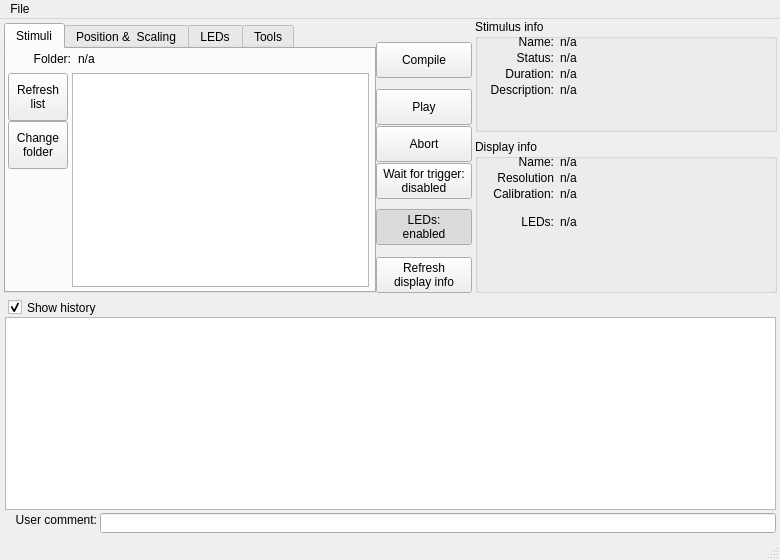
The window that QDSpy_GUI_main.ui (eulerlab/QDSpy) describes before a commit, drawn with Qt 5.
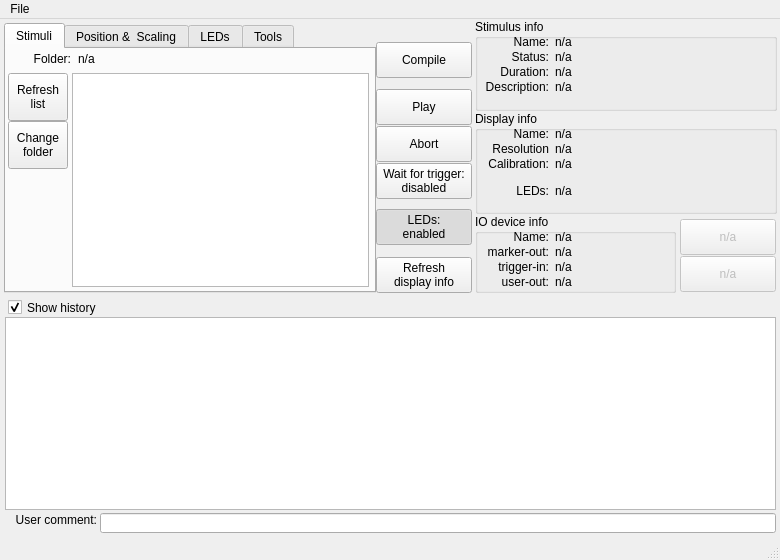
The same window after the commit. Icons and pictures are not drawn.

```diff
--- a/QDSpy_GUI_main.ui
+++ b/QDSpy_GUI_main.ui
@@ -1693,9 +1693,9 @@
     <property name="geometry">
      <rect>
       <x>475</x>
-      <y>120</y>
+      <y>92</y>
       <width>302</width>
-      <height>154</height>
+      <height>103</height>
      </rect>
     </property>
     <property name="title">
@@ -1704,9 +1704,9 @@
     <widget class="QLabel" name="lblDisplDevInfo">
      <property name="geometry">
       <rect>
-       <x>85</x>
-       <y>48</y>
-       <width>209</width>
+       <x>80</x>
+       <y>46</y>
+       <width>217</width>
        <height>33</height>
       </rect>
      </property>
@@ -1738,7 +1738,7 @@
     <widget class="QLabel" name="label_DDev1">
      <property name="geometry">
       <rect>
-       <x>10</x>
+       <x>5</x>
        <y>16</y>
        <width>69</width>
        <height>16</height>
@@ -1757,9 +1757,9 @@
     <widget class="QLabel" name="lblDisplDevRes">
      <property name="geometry">
       <rect>
-       <x>85</x>
-       <y>32</y>
-       <width>209</width>
+       <x>80</x>
+       <y>31</y>
+       <width>217</width>
        <height>16</height>
       </rect>
      </property>
@@ -1782,8 +1782,8 @@
     <widget class="QLabel" name="label_DDev2">
      <property name="geometry">
       <rect>
-       <x>10</x>
-       <y>32</y>
+       <x>5</x>
+       <y>31</y>
        <width>69</width>
        <height>16</height>
       </rect>
@@ -1801,8 +1801,8 @@
     <widget class="QLabel" name="label_DDev3">
      <property name="geometry">
       <rect>
-       <x>10</x>
-       <y>48</y>
+       <x>5</x>
+       <y>46</y>
        <width>69</width>
        <height>16</height>
       </rect>
@@ -1820,9 +1820,9 @@
     <widget class="QLabel" name="lblDisplDevName">
      <property name="geometry">
       <rect>
-       <x>85</x>
+       <x>80</x>
        <y>16</y>
-       <width>209</width>
+       <width>217</width>
        <height>16</height>
       </rect>
      </property>
@@ -1845,8 +1845,8 @@
     <widget class="QLabel" name="label_DDev4">
      <property name="geometry">
       <rect>
-       <x>10</x>
-       <y>76</y>
+       <x>5</x>
+       <y>73</y>
        <width>69</width>
        <height>16</height>
       </rect>
@@ -1864,10 +1864,10 @@
     <widget class="QLabel" name="lblDisplDevLEDs">
      <property name="geometry">
       <rect>
-       <x>85</x>
-       <y>76</y>
-       <width>209</width>
-       <height>33</height>
+       <x>80</x>
+       <y>73</y>
+       <width>217</width>
+       <height>28</height>
       </rect>
      </property>
      <property name="autoFillBackground">
@@ -1896,7 +1896,7 @@
       <x>475</x>
       <y>0</y>
       <width>302</width>
-      <height>113</height>
+      <height>92</height>
      </rect>
     </property>
     <property name="title">
@@ -1905,9 +1905,9 @@
     <widget class="QLabel" name="lblSelStimName">
      <property name="geometry">
       <rect>
-       <x>85</x>
+       <x>80</x>
        <y>16</y>
-       <width>209</width>
+       <width>217</width>
        <height>16</height>
       </rect>
      </property>
@@ -1930,10 +1930,10 @@
     <widget class="QLabel" name="lblSelStimInfo">
      <property name="geometry">
       <rect>
-       <x>85</x>
-       <y>64</y>
-       <width>209</width>
-       <height>41</height>
+       <x>80</x>
+       <y>61</y>
+       <width>217</width>
+       <height>28</height>
       </rect>
      </property>
      <property name="baseSize">
@@ -1961,7 +1961,7 @@
     <widget class="QLabel" name="label_StInfo1">
      <property name="geometry">
       <rect>
-       <x>10</x>
+       <x>5</x>
        <y>16</y>
        <width>69</width>
        <height>16</height>
@@ -1980,8 +1980,8 @@
     <widget class="QLabel" name="label_StInfo3">
      <property name="geometry">
       <rect>
-       <x>10</x>
-       <y>64</y>
+       <x>5</x>
+       <y>61</y>
        <width>69</width>
        <height>16</height>
       </rect>
@@ -1999,8 +1999,8 @@
     <widget class="QLabel" name="label_StInfo2">
      <property name="geometry">
       <rect>
-       <x>10</x>
-       <y>32</y>
+       <x>5</x>
+       <y>31</y>
        <width>69</width>
        <height>16</height>
       </rect>
@@ -2018,9 +2018,9 @@
     <widget class="QLabel" name="lblSelStimStatus">
      <property name="geometry">
       <rect>
-       <x>85</x>
-       <y>32</y>
-       <width>209</width>
+       <x>80</x>
+       <y>31</y>
+       <width>217</width>
        <height>16</height>
       </rect>
      </property>
@@ -2043,8 +2043,8 @@
     <widget class="QLabel" name="label_StInfo4">
      <property name="geometry">
       <rect>
-       <x>10</x>
-       <y>48</y>
+       <x>5</x>
+       <y>46</y>
        <width>69</width>
        <height>16</height>
       </rect>
@@ -2062,9 +2062,9 @@
     <widget class="QLabel" name="lblSelStimDuration">
      <property name="geometry">
       <rect>
-       <x>85</x>
-       <y>48</y>
-       <width>209</width>
+       <x>80</x>
+       <y>46</y>
+       <width>217</width>
        <height>16</height>
       </rect>
      </property>
@@ -2145,6 +2145,239 @@
 display info</string>
     </property>
    </widget>
+   <widget class="QGroupBox" name="groupBoxIODevInfo">
+    <property name="geometry">
+     <rect>
+      <x>475</x>
+      <y>195</y>
+      <width>201</width>
+      <height>79</height>
+     </rect>
+    </property>
+    <property name="title">
+     <string>IO device info</string>
+    </property>
+    <widget class="QLabel" name="label_IODev">
+     <property name="geometry">
+      <rect>
+       <x>5</x>
+       <y>16</y>
+       <width>69</width>
+       <height>16</height>
+      </rect>
+     </property>
+     <property name="layoutDirection">
+      <enum>Qt::LeftToRight</enum>
+     </property>
+     <property name="text">
+      <string>Name:</string>
+     </property>
+     <property name="alignment">
+      <set>Qt::AlignRight|Qt::AlignTop|Qt::AlignTrailing</set>
+     </property>
+    </widget>
+    <widget class="QLabel" name="lblIODevName">
+     <property name="geometry">
+      <rect>
+       <x>80</x>
+       <y>16</y>
+       <width>113</width>
+       <height>16</height>
+      </rect>
+     </property>
+     <property name="autoFillBackground">
+      <bool>false</bool>
+     </property>
+     <property name="frameShape">
+      <enum>QFrame::NoFrame</enum>
+     </property>
+     <property name="frameShadow">
+      <enum>QFrame::Sunken</enum>
+     </property>
+     <property name="text">
+      <string>n/a</string>
+     </property>
+     <property name="alignment">
+      <set>Qt::AlignLeading|Qt::AlignLeft|Qt::AlignTop</set>
+     </property>
+    </widget>
+    <widget class="QLabel" name="label_IODev_2">
+     <property name="geometry">
+      <rect>
+       <x>5</x>
+       <y>31</y>
+       <width>69</width>
+       <height>16</height>
+      </rect>
+     </property>
+     <property name="layoutDirection">
+      <enum>Qt::LeftToRight</enum>
+     </property>
+     <property name="text">
+      <string>marker-out:</string>
+     </property>
+     <property name="alignment">
+      <set>Qt::AlignRight|Qt::AlignTop|Qt::AlignTrailing</set>
+     </property>
+    </widget>
+    <widget class="QLabel" name="lblIODevMarkerOut">
+     <property name="geometry">
+      <rect>
+       <x>80</x>
+       <y>31</y>
+       <width>113</width>
+       <height>16</height>
+      </rect>
+     </property>
+     <property name="autoFillBackground">
+      <bool>false</bool>
+     </property>
+     <property name="frameShape">
+      <enum>QFrame::NoFrame</enum>
+     </property>
+     <property name="frameShadow">
+      <enum>QFrame::Sunken</enum>
+     </property>
+     <property name="text">
+      <string>n/a</string>
+     </property>
+     <property name="alignment">
+      <set>Qt::AlignLeading|Qt::AlignLeft|Qt::AlignTop</set>
+     </property>
+    </widget>
+    <widget class="QLabel" name="label_IODev_3">
+     <property name="geometry">
+      <rect>
+       <x>5</x>
+       <y>46</y>
+       <width>69</width>
+       <height>16</height>
+      </rect>
+     </property>
+     <property name="layoutDirection">
+      <enum>Qt::LeftToRight</enum>
+     </property>
+     <property name="text">
+      <string>trigger-in:</string>
+     </property>
+     <property name="alignment">
+      <set>Qt::AlignRight|Qt::AlignTop|Qt::AlignTrailing</set>
+     </property>
+    </widget>
+    <widget class="QLabel" name="lblIODevTriggerIn">
+     <property name="geometry">
+      <rect>
+       <x>80</x>
+       <y>46</y>
+       <width>113</width>
+       <height>16</height>
+      </rect>
+     </property>
+     <property name="autoFillBackground">
+      <bool>false</bool>
+     </property>
+     <property name="frameShape">
+      <enum>QFrame::NoFrame</enum>
+     </property>
+     <property name="frameShadow">
+      <enum>QFrame::Sunken</enum>
+     </property>
+     <property name="text">
+      <string>n/a</string>
+     </property>
+     <property name="alignment">
+      <set>Qt::AlignLeading|Qt::AlignLeft|Qt::AlignTop</set>
+     </property>
+    </widget>
+    <widget class="QLabel" name="label_IODev_4">
+     <property name="geometry">
+      <rect>
+       <x>5</x>
+       <y>61</y>
+       <width>69</width>
+       <height>16</height>
+      </rect>
+     </property>
+     <property name="layoutDirection">
+      <enum>Qt::LeftToRight</enum>
+     </property>
+     <property name="text">
+      <string>user-out:</string>
+     </property>
+     <property name="alignment">
+      <set>Qt::AlignRight|Qt::AlignTop|Qt::AlignTrailing</set>
+     </property>
+    </widget>
+    <widget class="QLabel" name="lblIODevUserOut">
+     <property name="geometry">
+      <rect>
+       <x>80</x>
+       <y>61</y>
+       <width>113</width>
+       <height>16</height>
+      </rect>
+     </property>
+     <property name="autoFillBackground">
+      <bool>false</bool>
+     </property>
+     <property name="frameShape">
+      <enum>QFrame::NoFrame</enum>
+     </property>
+     <property name="frameShadow">
+      <enum>QFrame::Sunken</enum>
+     </property>
+     <property name="text">
+      <string>n/a</string>
+     </property>
+     <property name="alignment">
+      <set>Qt::AlignLeading|Qt::AlignLeft|Qt::AlignTop</set>
+     </property>
+    </widget>
+   </widget>
+   <widget class="QPushButton" name="btnIOUser1">
+    <property name="enabled">
+     <bool>false</bool>
+    </property>
+    <property name="geometry">
+     <rect>
+      <x>680</x>
+      <y>200</y>
+      <width>96</width>
+      <height>36</height>
+     </rect>
+    </property>
+    <property name="autoFillBackground">
+     <bool>true</bool>
+    </property>
+    <property name="text">
+     <string>n/a</string>
+    </property>
+    <property name="checkable">
+     <bool>true</bool>
+    </property>
+   </widget>
+   <widget class="QPushButton" name="btnIOUser2">
+    <property name="enabled">
+     <bool>false</bool>
+    </property>
+    <property name="geometry">
+     <rect>
+      <x>680</x>
+      <y>237</y>
+      <width>96</width>
+      <height>36</height>
+     </rect>
+    </property>
+    <property name="autoFillBackground">
+     <bool>true</bool>
+    </property>
+    <property name="text">
+     <string>n/a</string>
+    </property>
+    <property name="checkable">
+     <bool>true</bool>
+    </property>
+   </widget>
   </widget>
   <widget class="QMenuBar" name="menubar">
    <property name="geometry">
```
Left out of the diff: 2 changed lines with no effect on the pictures.
